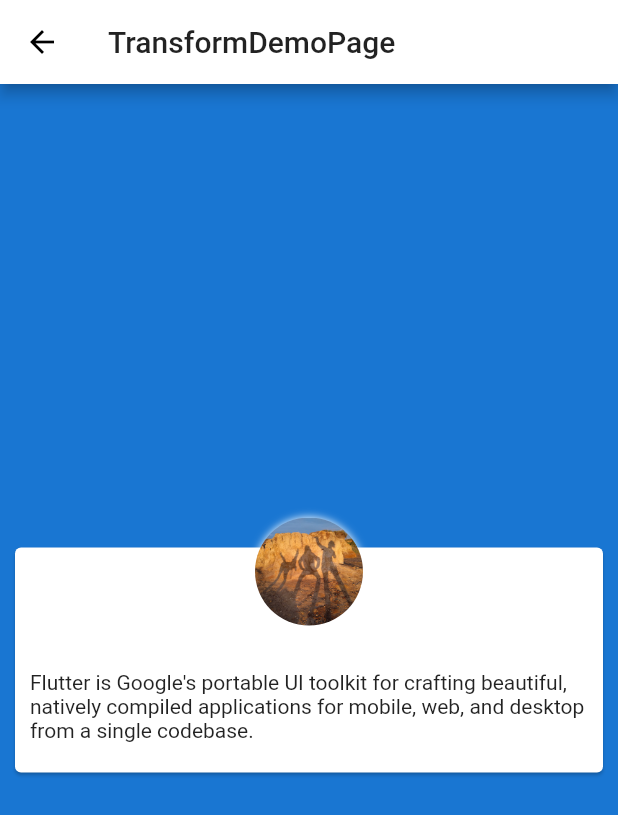
After one commit to falstack/greedy, a Flutter app: the TransformDemo screen opened directly, on a phone screen of 412 x 824 dp. The commit adds this screen. Shown: the top 815 px of the screen. Run offline on Flutter 3.47's test engine with Material 2 defaults, Android fonts, the phone set to English and light mode, and no system bars; our stand-ins replace fluro; missing offline and left inert: flutter_webview_plugin; statements that could not run were skipped.

Commit message:
add: translate

```diff
--- /dev/null
+++ b/lib/views/demo/transform.dart
@@ -0,0 +1,70 @@
+import 'package:flutter/material.dart';
+
+/**
+ * 个 CSS 的 translate 一样，没有改变流的位置，所以下面的文字并没有上移
+ */
+class TransformDemo extends StatefulWidget {
+  TransformDemo({Key key}) : super(key: key);
+
+  @override
+  _TransformDemoState createState() => _TransformDemoState();
+}
+
+class _TransformDemoState extends State<TransformDemo> {
+
+  @override
+  Widget build(BuildContext context) {
+    return Scaffold(
+      backgroundColor: Theme.of(context).primaryColorDark,
+      appBar: AppBar(
+        title: Text("TransformDemoPage"),
+      ),
+      body: Container(
+        alignment: Alignment.center,
+        child: Card(
+          margin: EdgeInsets.all(10),
+          child: Container(
+            height: 150,
+            padding: EdgeInsets.all(10),
+            child: Column(
+              crossAxisAlignment: CrossAxisAlignment.center,
+              children: <Widget>[
+                Transform.translate(
+                  offset: Offset(0, -30),
+                  child: Container(
+                    width: 72.0,
+                    height: 72.0,
+                    decoration: BoxDecoration(
+                      ///阴影
+                      boxShadow: [
+                        BoxShadow(color: Theme.of(context).cardColor, blurRadius: 4.0)
+                      ],
+                      ///形状
+                      shape: BoxShape.circle,
+                      ///图片
+                      image: DecorationImage(
+                        fit: BoxFit.cover,
+                        image: AssetImage(
+                          "assets/images/pic1.jpg",
+                        ),
+                      ),
+                    ),
+                  ),
+                ),
+                Text(
+                  "Flutter is Google's portable UI toolkit for crafting "
+                      "beautiful, natively compiled applications for mobile, "
+                      "web, and desktop from a single codebase. ",
+                  overflow: TextOverflow.ellipsis,
+                  softWrap: true,
+                  maxLines: 3,
+                  style: TextStyle(),
+                )
+              ],
+            ),
+          ),
+        ),
+      ),
+    );
+  }
+}
--- a/lib/views/index.dart
+++ b/lib/views/index.dart
@@ -3,6 +3,7 @@ import 'package:fluro/fluro.dart';
 import 'package:greedy/views/demo/border_radius.dart';
 import 'package:greedy/views/demo/controller_scroll.dart';
 import 'package:greedy/views/demo/controller_text_editing.dart';
+import 'package:greedy/views/demo/transform.dart';
 import 'package:greedy/views/home.dart';
 import 'package:greedy/views/launch.dart';
 import 'package:greedy/views/login.dart';
@@ -30,6 +31,11 @@ List demoWidgets = <Map>[
     'name': '滑动监听',
     'path': '/demo/scroll-controller',
     'handler': ScrollControllerDemo()
+  },
+  {
+    'name': 'Transform',
+    'path': '/demo/transform',
+    'handler': TransformDemo()
   }
 ];
 
```
Also changed, not shown: lib/views/demo/controller_scroll.dart (line endings or trailing spaces).
